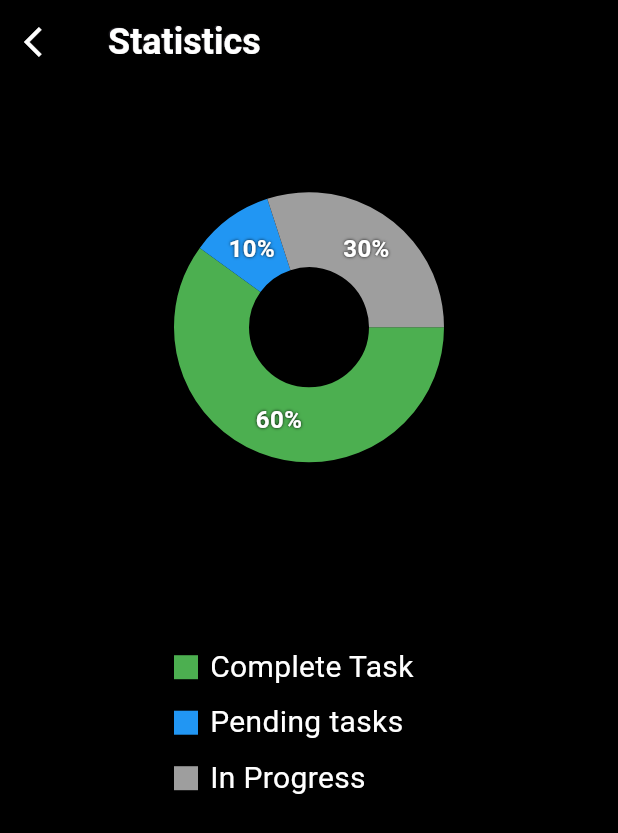
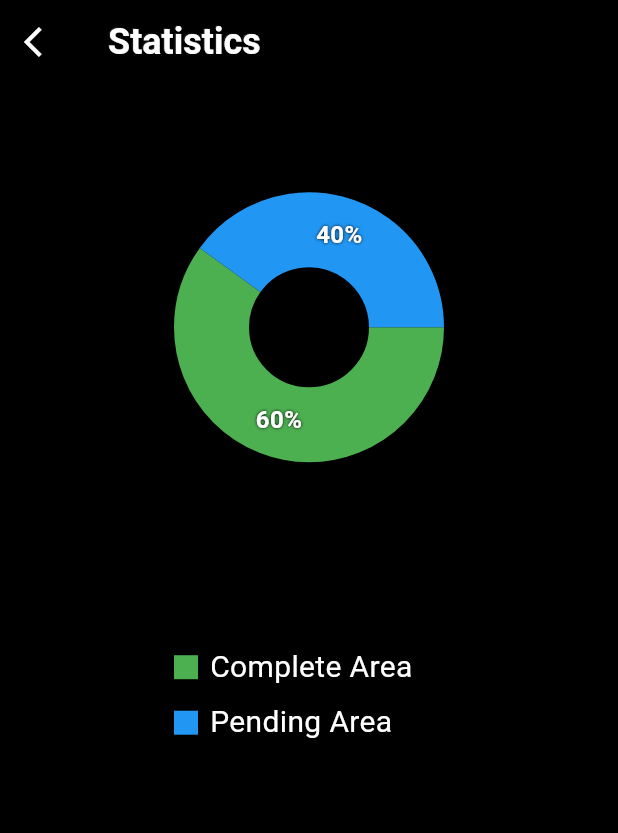
Before and after one commit to JonesLim/hackathon-patrol-guard, a Flutter app: the StatScreen screen opened directly, on a phone screen of 412 x 824 dp. Shown: the top 833 px of the screen. Run offline on Flutter 3.47's test engine with Material 3 defaults, Android fonts, the phone set to English and light mode, and no system bars; drawn by our look-alikes of fl_chart; Roboto replaces fonts that are missing (CustomFont).

Commit message:
final-commit

```diff
--- a/lib/screens/stat/stat_screen.dart
+++ b/lib/screens/stat/stat_screen.dart
@@ -42,7 +42,7 @@ class _StatScreenState extends State<StatScreen> {
             ],
           ),
         ),
-         leading: IconButton(
+        leading: IconButton(
           icon: const Icon(Icons.arrow_back_ios),
           onPressed: () {
             Navigator.push(
@@ -82,26 +82,19 @@ class _StatScreenState extends State<StatScreen> {
               ),
             ),
             const SizedBox(height: 16),
-
             const Padding(
               padding: EdgeInsets.fromLTRB(100, 50, 0, 0),
               child: Column(
                 children: [
                   Indicator(
                     color: Colors.green,
-                    text: 'Complete Task',
+                    text: 'Complete Area',
                     isSquare: true,
                   ),
                   SizedBox(height: 8),
                   Indicator(
                     color: Colors.blue,
-                    text: 'Pending tasks',
-                    isSquare: true,
-                  ),
-                  SizedBox(height: 8),
-                  Indicator(
-                    color: Colors.grey,
-                    text: 'In Progress',
+                    text: 'Pending Area',
                     isSquare: true,
                   ),
                 ],
@@ -114,7 +107,7 @@ class _StatScreenState extends State<StatScreen> {
   }
 
   List<PieChartSectionData> showingSections() {
-    return List.generate(3, (i) {
+    return List.generate(2, (i) {
       final isTouched = i == touchedIndex;
       final double fontSize = isTouched ? 25.0 : 16.0;
       final double radius = isTouched ? 60.0 : 50.0;
@@ -137,21 +130,8 @@ class _StatScreenState extends State<StatScreen> {
         case 1:
           return PieChartSectionData(
             color: Colors.blue,
-            value: 10,
-            title: '10%',
-            radius: radius,
-            titleStyle: TextStyle(
-              fontSize: fontSize,
-              fontWeight: FontWeight.bold,
-              color: Colors.white,
-              shadows: shadows,
-            ),
-          );
-        case 2:
-          return PieChartSectionData(
-            color: Colors.grey,
-            value: 30,
-            title: '30%',
+            value: 40,
+            title: '40%',
             radius: radius,
             titleStyle: TextStyle(
               fontSize: fontSize,
@@ -166,7 +146,6 @@ class _StatScreenState extends State<StatScreen> {
     });
   }
 }
-
 
 class Indicator extends StatelessWidget {
   final Color color;
```
